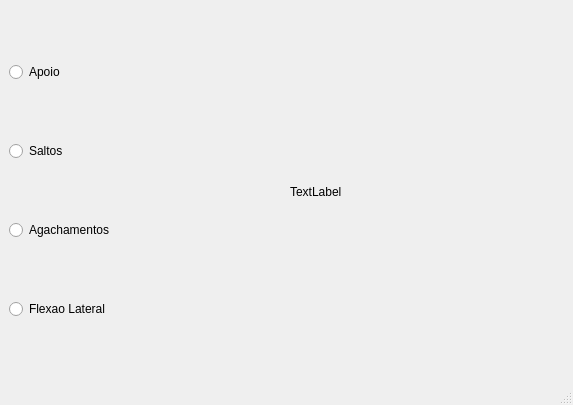
First picture: the form in interface.ui, repository mauricio-mm/LandMarks, before the edit.
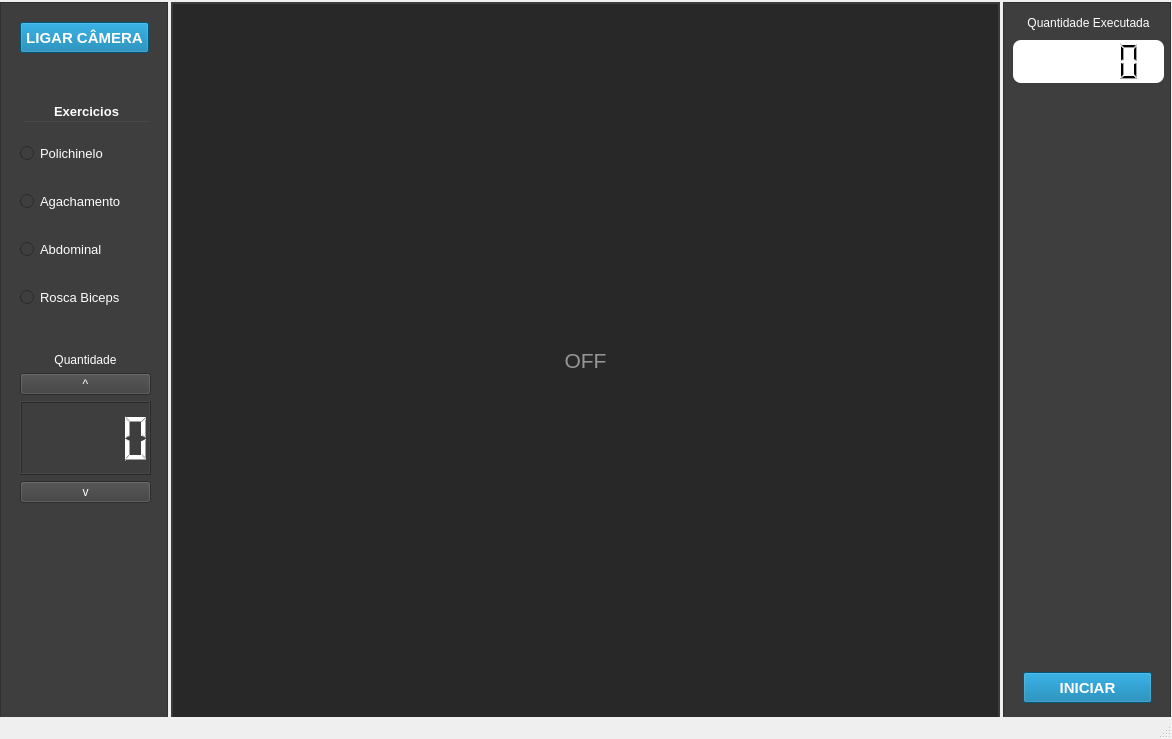
Second picture: the form after the edit.

```diff
--- a/interface.ui
+++ b/interface.ui
@@ -6,59 +6,317 @@
    <rect>
     <x>0</x>
     <y>0</y>
-    <width>573</width>
-    <height>405</height>
+    <width>1172</width>
+    <height>739</height>
    </rect>
   </property>
   <property name="windowTitle">
    <string>Sinaleira</string>
   </property>
   <widget class="QWidget" name="centralwidget">
-   <layout class="QVBoxLayout" name="verticalLayout">
-    <item>
-     <layout class="QHBoxLayout" name="horizontalLayout">
-      <item>
-       <layout class="QVBoxLayout" name="verticalLayout_2">
-        <item>
-         <widget class="QRadioButton" name="radioButton_1">
-          <property name="text">
-           <string>Apoio</string>
-          </property>
-         </widget>
-        </item>
-        <item>
-         <widget class="QRadioButton" name="radioButton_2">
-          <property name="text">
-           <string>Saltos</string>
-          </property>
-         </widget>
-        </item>
-        <item>
-         <widget class="QRadioButton" name="radioButton_3">
-          <property name="text">
-           <string>Agachamentos</string>
-          </property>
-         </widget>
-        </item>
-        <item>
-         <widget class="QRadioButton" name="radioButton_4">
-          <property name="text">
-           <string>Flexao Lateral</string>
-          </property>
-         </widget>
-        </item>
-       </layout>
-      </item>
-      <item>
-       <widget class="QLabel" name="area_camera">
+   <widget class="QWidget" name="gridLayoutWidget">
+    <property name="geometry">
+     <rect>
+      <x>0</x>
+      <y>0</y>
+      <width>1171</width>
+      <height>721</height>
+     </rect>
+    </property>
+    <layout class="QGridLayout" name="gridLayout" columnstretch="1,5,1">
+     <property name="horizontalSpacing">
+      <number>3</number>
+     </property>
+     <item row="0" column="0">
+      <widget class="QFrame" name="frame_controles">
+       <property name="styleSheet">
+        <string notr="true">background-color: #3e3e3e;
+color: #fefefe;</string>
+       </property>
+       <property name="frameShape">
+        <enum>QFrame::StyledPanel</enum>
+       </property>
+       <property name="frameShadow">
+        <enum>QFrame::Raised</enum>
+       </property>
+       <widget class="QGroupBox" name="group_exercicios">
+        <property name="geometry">
+         <rect>
+          <x>20</x>
+          <y>100</y>
+          <width>131</width>
+          <height>231</height>
+         </rect>
+        </property>
+        <property name="font">
+         <font>
+          <pointsize>10</pointsize>
+          <weight>75</weight>
+          <bold>true</bold>
+         </font>
+        </property>
+        <property name="styleSheet">
+         <string notr="true">text-align:center;</string>
+        </property>
+        <property name="title">
+         <string>Exercicios</string>
+        </property>
+        <property name="alignment">
+         <set>Qt::AlignCenter</set>
+        </property>
+        <widget class="QWidget" name="verticalLayoutWidget">
+         <property name="geometry">
+          <rect>
+           <x>0</x>
+           <y>20</y>
+           <width>131</width>
+           <height>211</height>
+          </rect>
+         </property>
+         <layout class="QVBoxLayout" name="verticalLayout">
+          <item>
+           <widget class="QRadioButton" name="radio_ex1">
+            <property name="font">
+             <font>
+              <pointsize>10</pointsize>
+              <weight>50</weight>
+              <bold>false</bold>
+             </font>
+            </property>
+            <property name="text">
+             <string>Polichinelo</string>
+            </property>
+           </widget>
+          </item>
+          <item>
+           <widget class="QRadioButton" name="radio_ex2">
+            <property name="font">
+             <font>
+              <pointsize>10</pointsize>
+              <weight>50</weight>
+              <bold>false</bold>
+             </font>
+            </property>
+            <property name="text">
+             <string>Agachamento</string>
+            </property>
+           </widget>
+          </item>
+          <item>
+           <widget class="QRadioButton" name="radio_ex3">
+            <property name="font">
+             <font>
+              <pointsize>10</pointsize>
+              <weight>50</weight>
+              <bold>false</bold>
+             </font>
+            </property>
+            <property name="text">
+             <string>Abdominal</string>
+            </property>
+           </widget>
+          </item>
+          <item>
+           <widget class="QRadioButton" name="radio_ex4">
+            <property name="enabled">
+             <bool>true</bool>
+            </property>
+            <property name="font">
+             <font>
+              <pointsize>10</pointsize>
+              <weight>50</weight>
+              <bold>false</bold>
+             </font>
+            </property>
+            <property name="text">
+             <string>Rosca Biceps</string>
+            </property>
+            <property name="checkable">
+             <bool>true</bool>
+            </property>
+            <property name="checked">
+             <bool>false</bool>
+            </property>
+           </widget>
+          </item>
+         </layout>
+        </widget>
+       </widget>
+       <widget class="QPushButton" name="btn_start_camera">
+        <property name="geometry">
+         <rect>
+          <x>20</x>
+          <y>20</y>
+          <width>129</width>
+          <height>31</height>
+         </rect>
+        </property>
+        <property name="font">
+         <font>
+          <pointsize>11</pointsize>
+          <weight>75</weight>
+          <bold>true</bold>
+         </font>
+        </property>
+        <property name="styleSheet">
+         <string notr="true">background-color: #0077AA;
+color: #fefefe;</string>
+        </property>
         <property name="text">
-         <string>TextLabel</string>
+         <string>LIGAR CÂMERA</string>
         </property>
        </widget>
-      </item>
-     </layout>
-    </item>
-   </layout>
+       <widget class="QWidget" name="verticalLayoutWidget_2">
+        <property name="geometry">
+         <rect>
+          <x>20</x>
+          <y>350</y>
+          <width>131</width>
+          <height>151</height>
+         </rect>
+        </property>
+        <layout class="QVBoxLayout" name="verticalLayout_3" stretch="1,1,5,1">
+         <item>
+          <widget class="QLabel" name="label">
+           <property name="text">
+            <string>Quantidade</string>
+           </property>
+           <property name="alignment">
+            <set>Qt::AlignCenter</set>
+           </property>
+          </widget>
+         </item>
+         <item>
+          <widget class="QPushButton" name="pushButton">
+           <property name="text">
+            <string>^</string>
+           </property>
+          </widget>
+         </item>
+         <item>
+          <widget class="QLCDNumber" name="lcdNumber_2"/>
+         </item>
+         <item>
+          <widget class="QPushButton" name="pushButton_2">
+           <property name="text">
+            <string>v</string>
+           </property>
+          </widget>
+         </item>
+        </layout>
+       </widget>
+      </widget>
+     </item>
+     <item row="0" column="1">
+      <layout class="QVBoxLayout" name="verticalLayout_2">
+       <item>
+        <widget class="QLabel" name="camera_feed">
+         <property name="maximumSize">
+          <size>
+           <width>829</width>
+           <height>717</height>
+          </size>
+         </property>
+         <property name="font">
+          <font>
+           <pointsize>16</pointsize>
+          </font>
+         </property>
+         <property name="styleSheet">
+          <string notr="true">background-color: rgb(40, 40, 40);
+border: 2px solid rgb(60, 60, 60);
+color: rgb(150, 150, 150);</string>
+         </property>
+         <property name="text">
+          <string>OFF</string>
+         </property>
+         <property name="scaledContents">
+          <bool>true</bool>
+         </property>
+         <property name="alignment">
+          <set>Qt::AlignCenter</set>
+         </property>
+        </widget>
+       </item>
+      </layout>
+     </item>
+     <item row="0" column="2">
+      <widget class="QFrame" name="frame_controles_2">
+       <property name="layoutDirection">
+        <enum>Qt::LeftToRight</enum>
+       </property>
+       <property name="styleSheet">
+        <string notr="true">background-color: #3e3e3e;
+color: #fefefe;</string>
+       </property>
+       <property name="frameShape">
+        <enum>QFrame::StyledPanel</enum>
+       </property>
+       <property name="frameShadow">
+        <enum>QFrame::Raised</enum>
+       </property>
+       <widget class="QPushButton" name="btn_start_exercise">
+        <property name="geometry">
+         <rect>
+          <x>20</x>
+          <y>670</y>
+          <width>129</width>
+          <height>31</height>
+         </rect>
+        </property>
+        <property name="font">
+         <font>
+          <pointsize>11</pointsize>
+          <weight>75</weight>
+          <bold>true</bold>
+         </font>
+        </property>
+        <property name="styleSheet">
+         <string notr="true">background-color: #0077AA;
+color: #fefefe;</string>
+        </property>
+        <property name="text">
+         <string>INICIAR</string>
+        </property>
+       </widget>
+       <widget class="QWidget" name="verticalLayoutWidget_3">
+        <property name="geometry">
+         <rect>
+          <x>10</x>
+          <y>10</y>
+          <width>151</width>
+          <height>71</height>
+         </rect>
+        </property>
+        <layout class="QVBoxLayout" name="verticalLayout_4" stretch="1,2">
+         <item>
+          <widget class="QLabel" name="label_2">
+           <property name="text">
+            <string>Quantidade Executada</string>
+           </property>
+           <property name="alignment">
+            <set>Qt::AlignCenter</set>
+           </property>
+          </widget>
+         </item>
+         <item>
+          <widget class="QLCDNumber" name="lcdNumber">
+           <property name="layoutDirection">
+            <enum>Qt::LeftToRight</enum>
+           </property>
+           <property name="styleSheet">
+            <string notr="true">color:e3e3e3;
+background-color:rgb(255,255,255);
+border-radius:8px;</string>
+           </property>
+          </widget>
+         </item>
+        </layout>
+       </widget>
+      </widget>
+     </item>
+    </layout>
+   </widget>
   </widget>
   <widget class="QStatusBar" name="statusbar"/>
  </widget>
```
Left out of the diff: 9 changed lines with no effect on the pictures.
